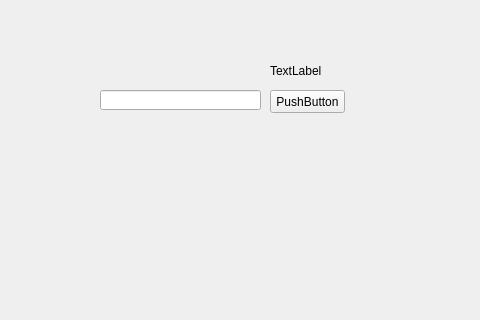
bhcsfox/LocalPythonPorjects, file demo.ui: the form before one commit; both pictures show x 0 to 480 and y 0 to 320 of the 800 by 600 pixel window.
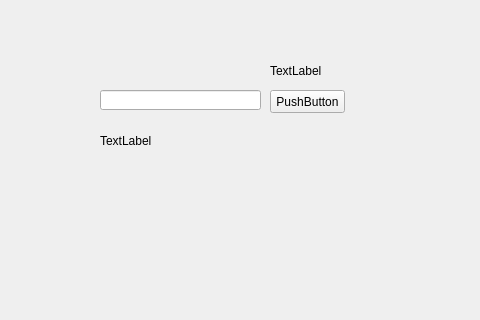
The form after the commit.

```diff
--- a/demo.ui
+++ b/demo.ui
@@ -50,16 +50,19 @@
      <string>TextLabel</string>
     </property>
    </widget>
-  </widget>
-  <widget class="QMenuBar" name="menubar">
+   <widget class="QLabel" name="label_2">
    <property name="geometry">
     <rect>
-     <x>0</x>
-     <y>0</y>
-     <width>800</width>
-     <height>23</height>
-    </rect>
-   </property>
+      <x>100</x>
+      <y>130</y>
+      <width>71</width>
+      <height>21</height>
+     </rect>
+    </property>
+    <property name="text">
+     <string>TextLabel</string>
+    </property>
+   </widget>
   </widget>
   <widget class="QStatusBar" name="statusbar"/>
  </widget>
```
Left out of the diff: 8 changed lines with no effect on the pictures. Lines whose indentation alone changed are shown as unchanged.
